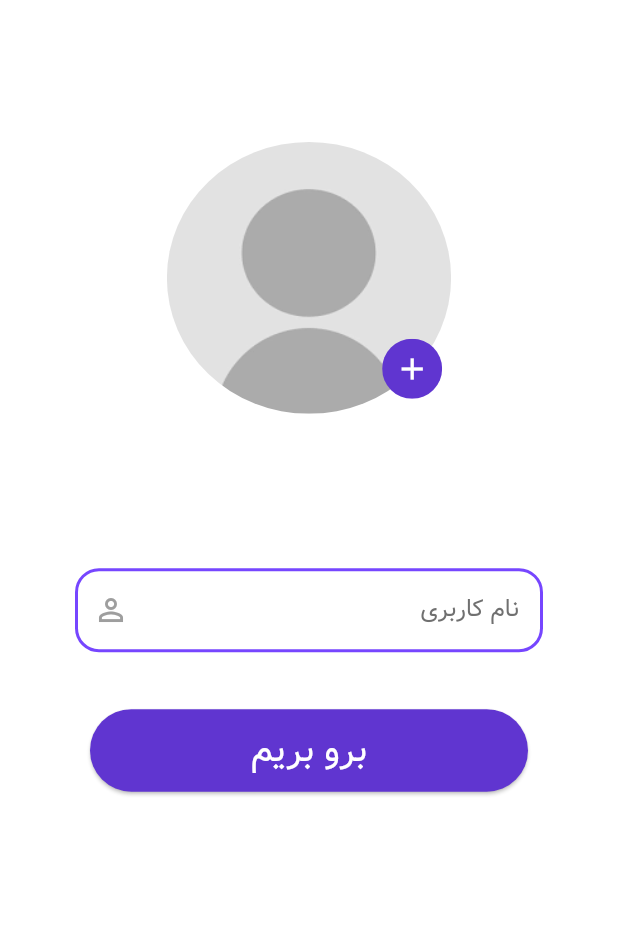
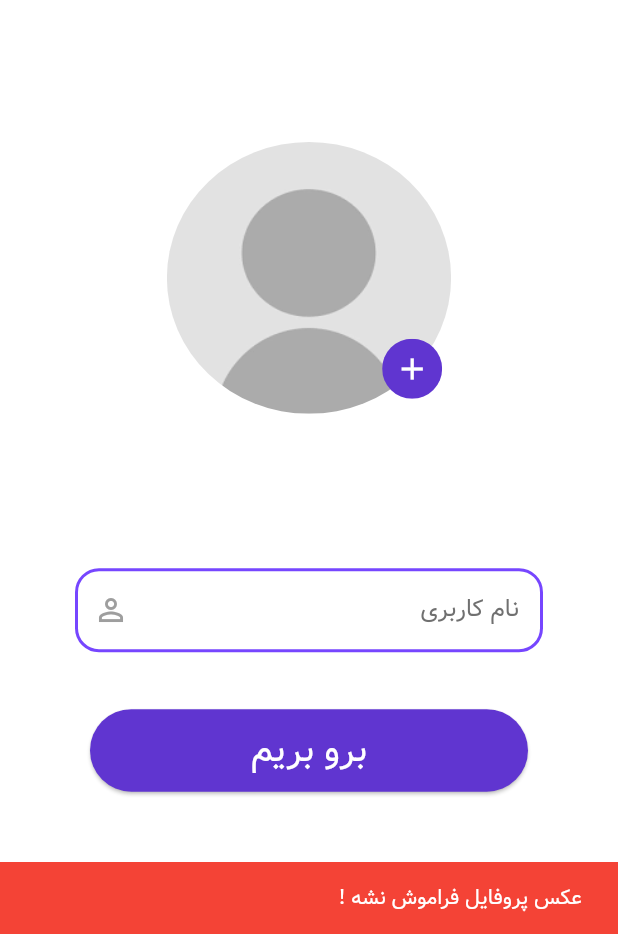
Before and after one commit to AfshinNajafi74/things_todo_flutter, a Flutter app: the screen it shows after launch, after a tap on "برو بریم", on a phone screen of 412 x 824 dp, the part 302-1236 px from its top. Run offline on Flutter 3.47's test engine with Material 2 defaults, Android fonts, the phone set to English and light mode, and no system bars; our stand-ins replace get, hive_flutter, image_picker, rive; missing offline and left inert: persian_datetime_picker; accounts and stored records are empty.

Commit message:
feature : add login screen validation

```diff
--- a/lib/screen/login_screen.dart
+++ b/lib/screen/login_screen.dart
@@ -6,6 +6,7 @@ import 'package:things_todo/controller/login_controller.dart';
 import 'package:things_todo/model/user_model/user_model.dart';
 import 'package:things_todo/route/screen_names.dart';
 import 'package:things_todo/widgets/app_text_field.dart';
+import 'package:things_todo/widgets/custom_snack_bar.dart';
 import 'package:things_todo/widgets/things_to_do_button.dart';
 
 class LoginScreen extends StatelessWidget {
@@ -82,11 +83,25 @@ class LoginScreen extends StatelessWidget {
                       ThingsToDoButton(
                           name: "برو بریم",
                           onPressed: () {
-                            loginController.userBox.add(UserModel(name: loginController.userNameController.text, image: filePickerController.newImage!.path));
-                            loginController.userNameController.clear();
-                            Get.offAllNamed(ScreenNames.homeScreen);
+                            if (filePickerController.newImage == null) {
+                              customSnackBar(context: context,
+                                  color: Colors.red,
+                                  content: "عکس پروفایل فراموش نشه !");
+                            } else if (loginController.userNameController.text
+                                .isEmpty) {
+                              customSnackBar(context: context,
+                                  color: Colors.red,
+                                  content: "یادت رفت نام کاربری خودتو وارد کنی!");
+                            } else {
+                              loginController.userBox.add(UserModel(
+                                  name: loginController.userNameController.text,
+                                  image: filePickerController.newImage!.path));
+                              loginController.userNameController.clear();
+                              Get.offAllNamed(ScreenNames.homeScreen);
+                              customSnackBar(context: context, color: Colors.green,content: "خــوش اومــدی رفیق");
+                            }
                           }
-                      ),
+                        ),
                     ],
                   ),
                 ),
```
